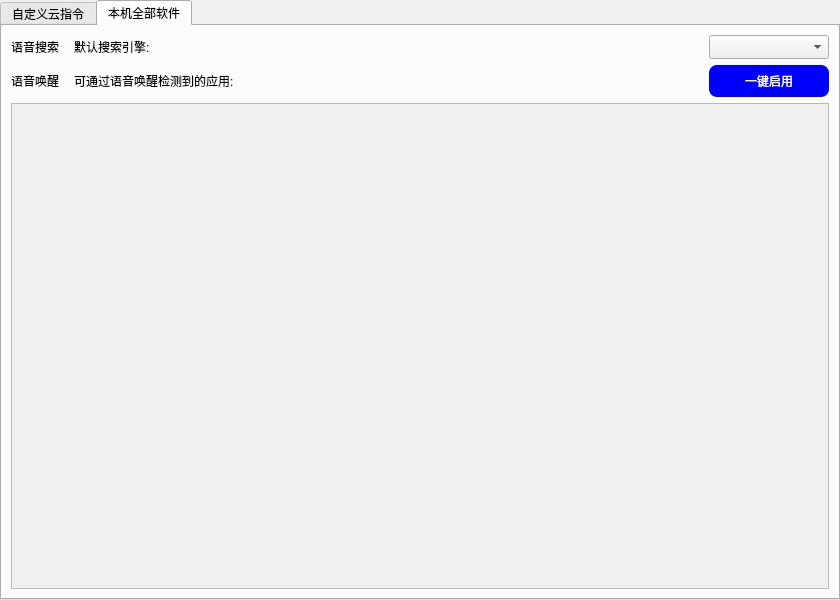
Before: the Qt Designer form EasyPointer/DialogCloudCmd.ui in wlffeng2008/EasyPointer, drawn with Qt 5.
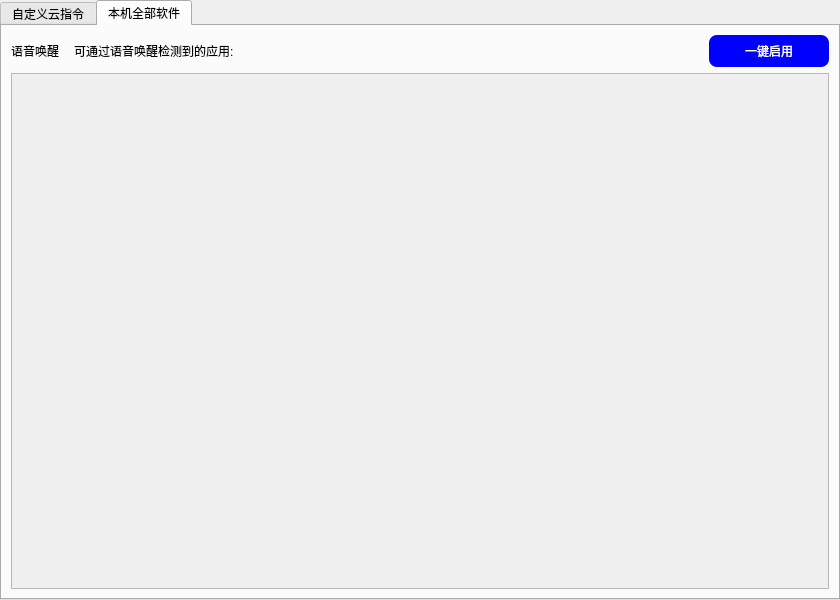
After: the same form once the commit is applied.

Diff of the .ui file:
```diff
--- a/EasyPointer/DialogCloudCmd.ui
+++ b/EasyPointer/DialogCloudCmd.ui
@@ -128,40 +128,6 @@
        <string>本机全部软件</string>
       </attribute>
       <layout class="QVBoxLayout" name="verticalLayout_3">
-       <item>
-        <layout class="QHBoxLayout" name="horizontalLayout_3" stretch="0,10,0">
-         <property name="spacing">
-          <number>15</number>
-         </property>
-         <item>
-          <widget class="QLabel" name="label_5">
-           <property name="styleSheet">
-            <string notr="true">font: 700 16pt &quot;Microsoft YaHei UI&quot;;</string>
-           </property>
-           <property name="text">
-            <string>语音搜索</string>
-           </property>
-          </widget>
-         </item>
-         <item>
-          <widget class="QLabel" name="label_6">
-           <property name="text">
-            <string>默认搜索引擎:</string>
-           </property>
-          </widget>
-         </item>
-         <item>
-          <widget class="QComboBox" name="comboBoxEngine">
-           <property name="minimumSize">
-            <size>
-             <width>120</width>
-             <height>24</height>
-            </size>
-           </property>
-          </widget>
-         </item>
-        </layout>
-       </item>
        <item>
         <layout class="QHBoxLayout" name="horizontalLayout_2" stretch="0,10,0">
          <property name="spacing">
@@ -216,7 +182,7 @@
             <x>0</x>
             <y>0</y>
             <width>814</width>
-            <height>478</height>
+            <height>512</height>
            </rect>
           </property>
           <layout class="QVBoxLayout" name="verticalLayout_2"/>
```
